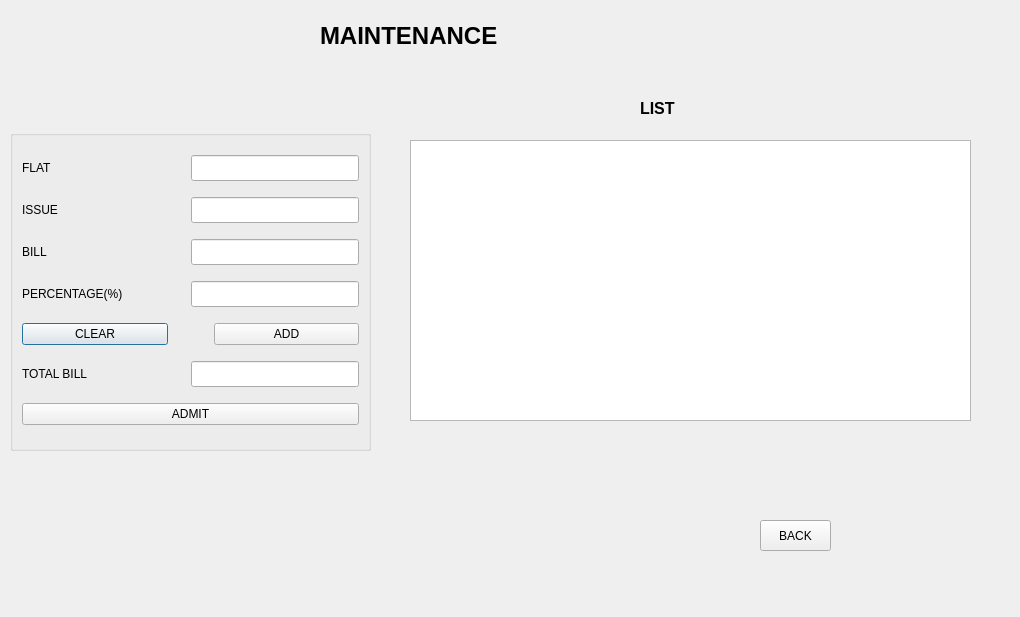
The window that maintenance.ui (faisal-ahmed-dev/HOME-RENTAL-MANAGEMENT) describes before a commit, drawn with Qt 5.
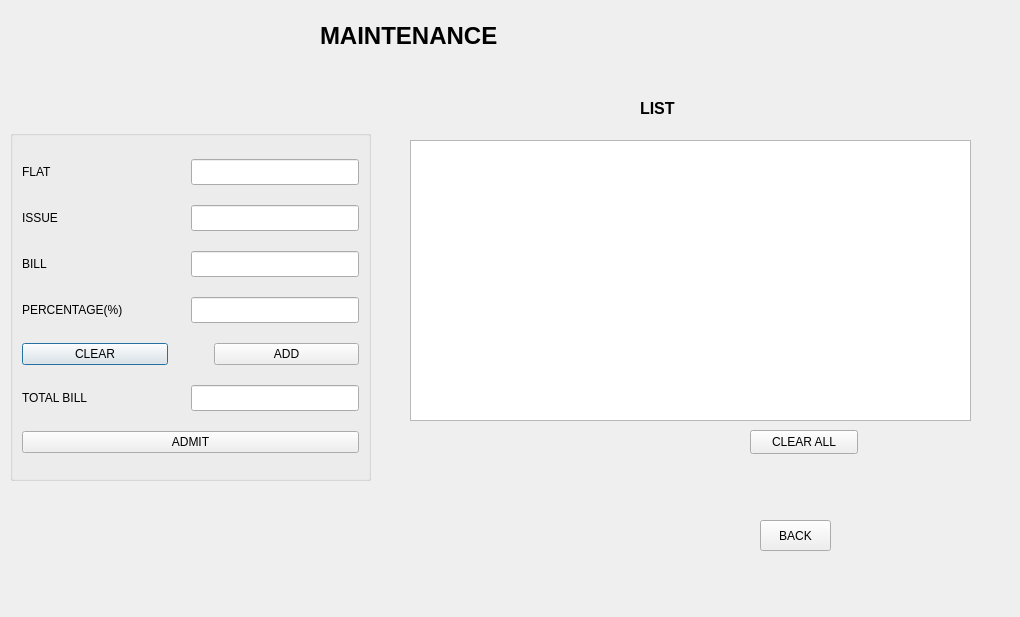
The same window after the commit.

```diff
--- a/maintenance.ui
+++ b/maintenance.ui
@@ -19,7 +19,7 @@
      <x>10</x>
      <y>130</y>
      <width>361</width>
-     <height>321</height>
+     <height>351</height>
     </rect>
    </property>
    <property name="minimumSize">
@@ -324,7 +324,7 @@
     <item>
      <layout class="QHBoxLayout" name="horizontalLayout_18">
       <item>
-       <widget class="QPushButton" name="pushButton_clear">
+       <widget class="QPushButton" name="pushButton_ADMIT">
         <property name="text">
          <string>ADMIT</string>
         </property>
@@ -395,6 +395,19 @@
     <string>LIST</string>
    </property>
   </widget>
+  <widget class="QPushButton" name="pushButton_clear">
+   <property name="geometry">
+    <rect>
+     <x>750</x>
+     <y>430</y>
+     <width>108</width>
+     <height>24</height>
+    </rect>
+   </property>
+   <property name="text">
+    <string>CLEAR ALL</string>
+   </property>
+  </widget>
  </widget>
  <resources/>
  <connections/>
```
